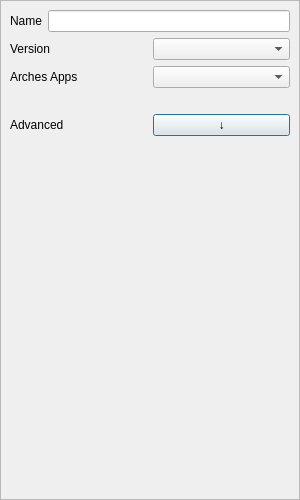
Qt form arches_lintels/ui/ui_create_arches_project.ui (k-int/arches-lintels) before a commit.
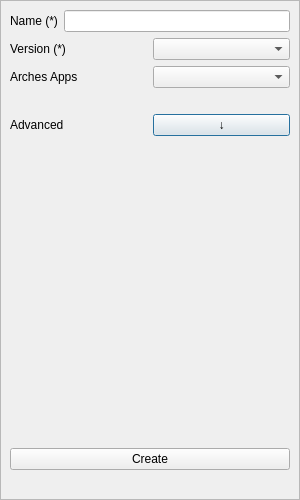
The same form after that commit.

Commit message: Project creation starting logic

What changed in the file:
```diff
--- a/arches_lintels/ui/ui_create_arches_project.ui
+++ b/arches_lintels/ui/ui_create_arches_project.ui
@@ -46,7 +46,7 @@
          <item>
           <widget class="QLabel" name="label">
            <property name="text">
-            <string>Name</string>
+            <string>Name (*)</string>
            </property>
           </widget>
          </item>
@@ -60,7 +60,7 @@
          <item>
           <widget class="QLabel" name="label_2">
            <property name="text">
-            <string>Version</string>
+            <string>Version (*)</string>
            </property>
           </widget>
          </item>
@@ -127,6 +127,20 @@
          </property>
         </spacer>
        </item>
+       <item>
+        <widget class="QPushButton" name="createProjectButton">
+         <property name="text">
+          <string>Create</string>
+         </property>
+        </widget>
+       </item>
+       <item>
+        <widget class="QLabel" name="errorMessageLabel">
+         <property name="text">
+          <string/>
+         </property>
+        </widget>
+       </item>
       </layout>
      </widget>
     </widget>
```
Left out of the diff: 2 changed lines with no effect on the pictures. The commit also changes 5 other files.
